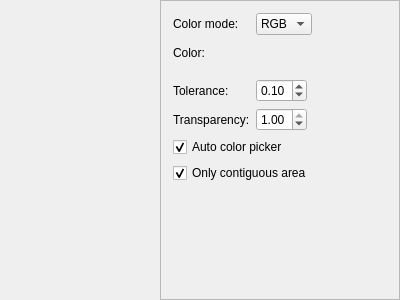
First picture: the form in gui/image/transparent/image_transparent_gui.ui, repository LotusAndCompany/devtools, before the edit.
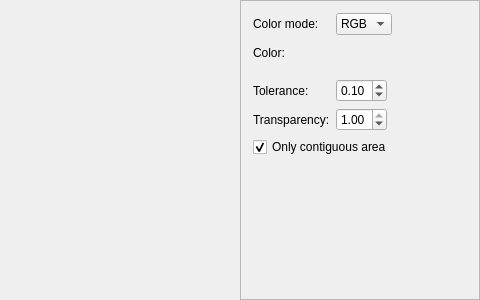
Second picture: the form after the edit. Custom widgets are drawn as their Qt base class.

Commit message: Add signal connections Implement load, save and reset button actions Inplement `ImageTransparentGUI::onPixelSelected` Fix UI size policy Add some debug messages Remove auto color pick flag and its UI

```diff
--- a/gui/image/transparent/image_transparent_gui.ui
+++ b/gui/image/transparent/image_transparent_gui.ui
@@ -6,7 +6,7 @@
    <rect>
     <x>0</x>
     <y>0</y>
-    <width>400</width>
+    <width>480</width>
     <height>300</height>
    </rect>
   </property>
@@ -30,10 +30,29 @@
     <number>0</number>
    </property>
    <item>
-    <widget class="BasicImageView" name="imageView" native="true"/>
+    <widget class="ImageViewForImageTransparent" name="imageView" native="true">
+     <property name="sizePolicy">
+      <sizepolicy hsizetype="Preferred" vsizetype="Preferred">
+       <horstretch>0</horstretch>
+       <verstretch>0</verstretch>
+      </sizepolicy>
+     </property>
+     <property name="minimumSize">
+      <size>
+       <width>240</width>
+       <height>0</height>
+      </size>
+     </property>
+    </widget>
    </item>
    <item>
     <widget class="QFrame" name="uiArea">
+     <property name="sizePolicy">
+      <sizepolicy hsizetype="Fixed" vsizetype="Preferred">
+       <horstretch>0</horstretch>
+       <verstretch>0</verstretch>
+      </sizepolicy>
+     </property>
      <property name="minimumSize">
       <size>
        <width>240</width>
@@ -185,16 +204,6 @@
         </item>
        </layout>
       </item>
-      <item>
-       <widget class="QCheckBox" name="autoColorPick">
-        <property name="text">
-         <string>Auto color picker</string>
-        </property>
-        <property name="checked">
-         <bool>true</bool>
-        </property>
-       </widget>
-      </item>
       <item>
        <widget class="QCheckBox" name="contiguousArea">
         <property name="text">
@@ -233,16 +242,16 @@
    <header>gui/image/basic/control.h</header>
    <container>1</container>
   </customwidget>
-  <customwidget>
-   <class>BasicImageView</class>
-   <extends>QWidget</extends>
-   <header>gui/image/basic/image_view.h</header>
-   <container>1</container>
-  </customwidget>
   <customwidget>
    <class>ColorSample</class>
    <extends>QWidget</extends>
-   <header location="global">gui/image/transparent/color_sample.h</header>
+   <header>gui/image/transparent/color_sample.h</header>
+   <container>1</container>
+  </customwidget>
+  <customwidget>
+   <class>ImageViewForImageTransparent</class>
+   <extends>QWidget</extends>
+   <header location="global">gui/image/transparent/image_view_for_image_transparent.h</header>
    <container>1</container>
   </customwidget>
  </customwidgets>
```
The commit also changes 2 other files.
